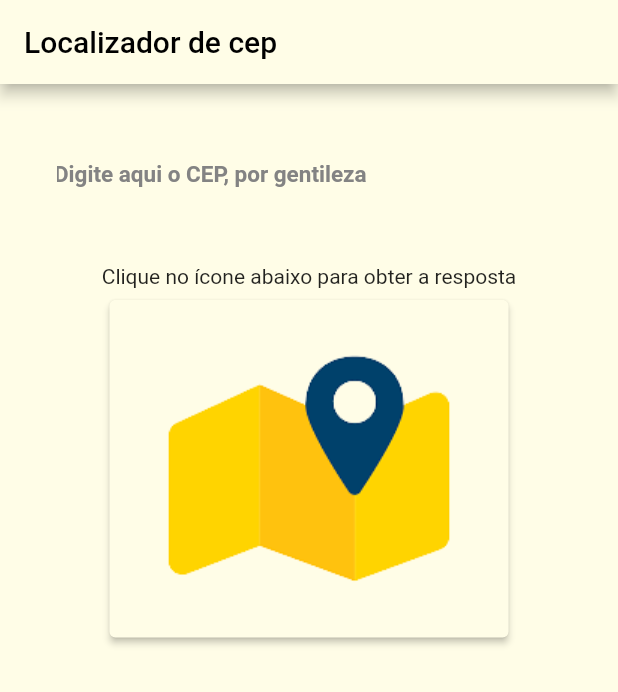
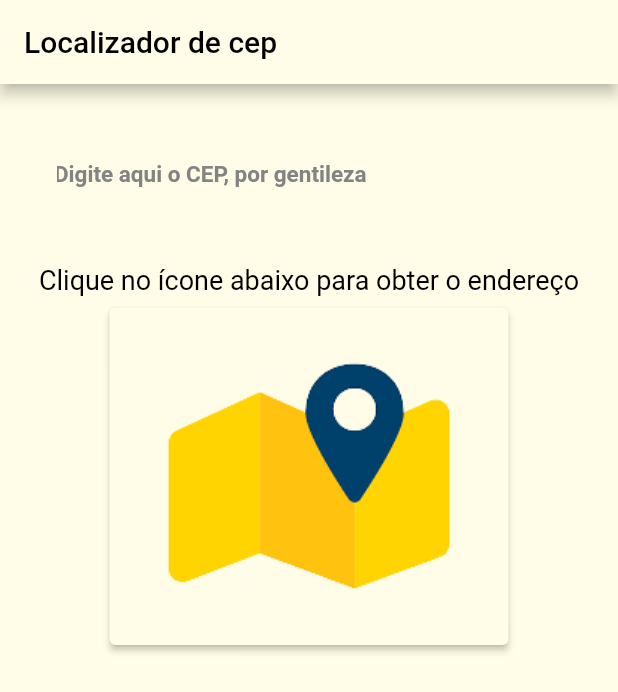
Before and after one commit to wladyband/via_cep_Flutter, a Flutter app: the screen it shows after launch, on a phone screen of 412 x 824 dp. Shown: the top 692 px of the screen. Run offline on Flutter 3.47's test engine with Material 2 defaults, Android fonts, the light colour scheme and no system bars; our stand-ins replace dio, get; missing offline and left inert: via_cep_flutter.

Commit message:
melhorando o layout

```diff
--- a/lib/module/home_page.dart
+++ b/lib/module/home_page.dart
@@ -49,7 +49,6 @@ class _HomePageState extends State<HomePage> {
                   onChanged: controller.onZipCepChanged,
                   style: const TextStyle(color: Colors.black),
                   decoration: InputDecoration(
-                    border: InputBorder.none,
                     hintText: 'Digite aqui o CEP, por gentileza',
                     hintStyle: const TextStyle(
                       color: AppColors.grey,
@@ -59,7 +58,12 @@ class _HomePageState extends State<HomePage> {
                   ),
                 ),
               ),
-              Text("Clique no ícone abaixo para obter a resposta"),
+              Text("Clique no ícone abaixo para obter o endereço",
+                style: TextStyle(
+                  fontSize: 18,
+                  color: Colors.black
+                ),
+              ),
               Padding(
                 padding: const EdgeInsets.all(8.0),
                 child: SizedBox(
```
